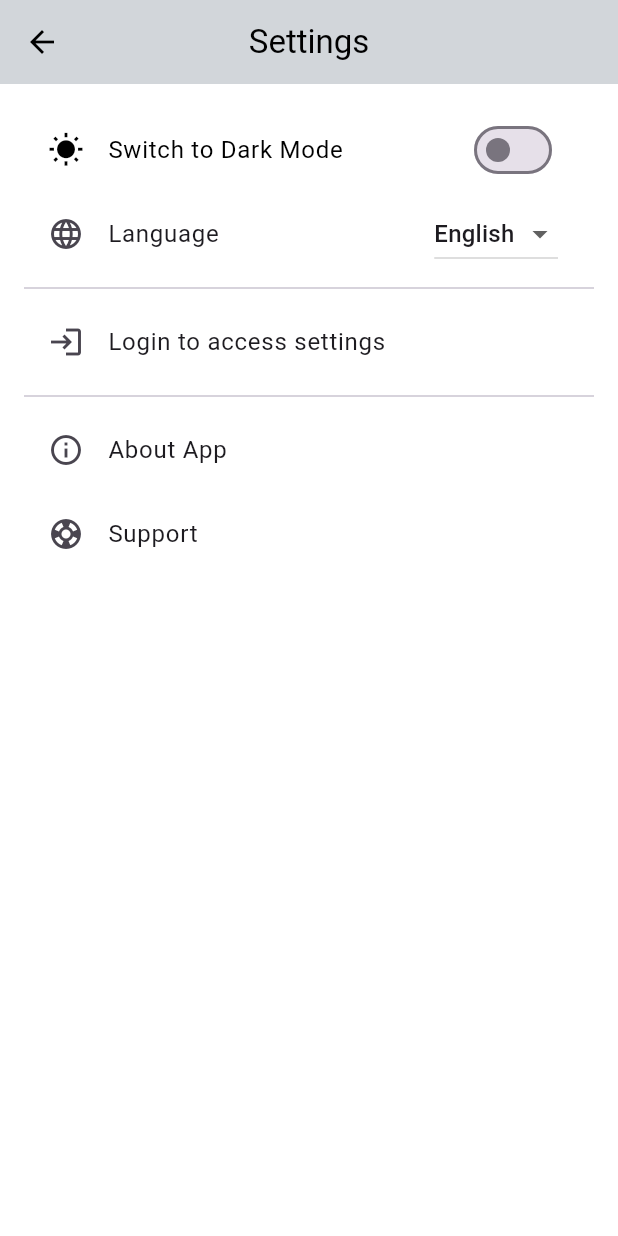
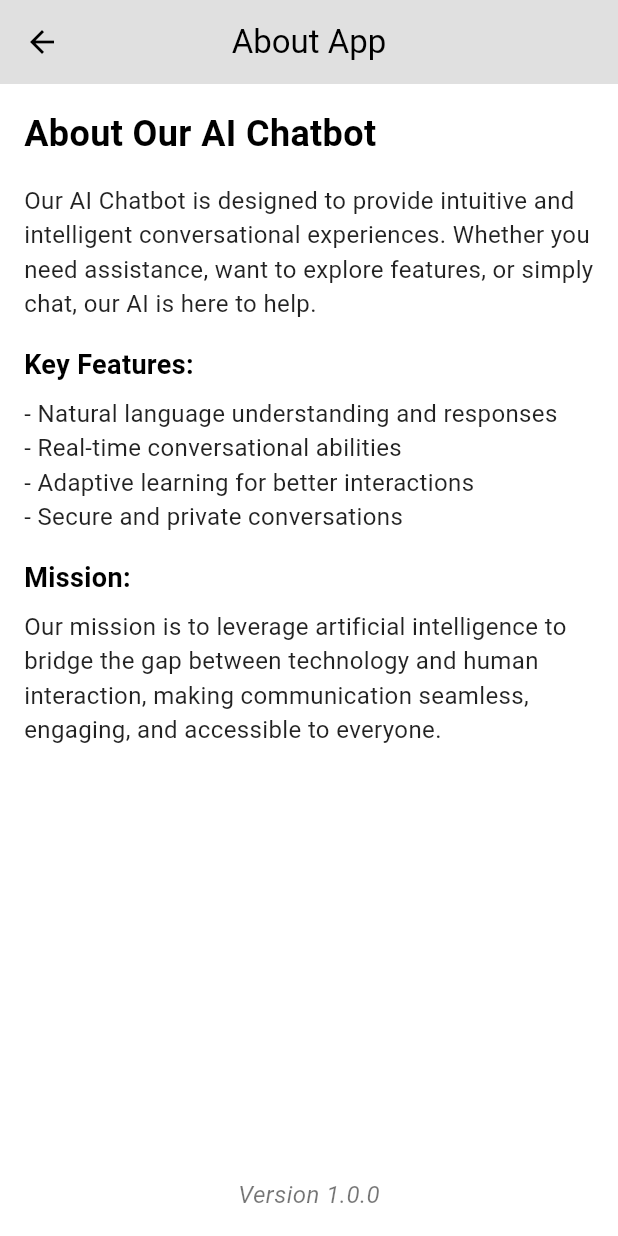
Before and after one commit to el-noir/chat-bot, a Flutter app: the SettingsPage screen opened by its route, after a tap on "About App", on a phone screen of 412 x 824 dp. Run offline on Flutter 3.47's test engine with Material 3 defaults, Android fonts, the phone set to English and light mode, and no system bars; our stand-ins replace firebase_core, shared_preferences; accounts and stored records are empty.

Commit message:
about page added

```diff
--- /dev/null
+++ b/lib/pages/about_page.dart
@@ -0,0 +1,95 @@
+import 'package:flutter/material.dart';
+
+class AboutPage extends StatelessWidget {
+  final bool isDarkMode; // Current theme status
+
+  const AboutPage({Key? key, required this.isDarkMode}) : super(key: key);
+
+  @override
+  Widget build(BuildContext context) {
+    return Scaffold(
+      appBar: AppBar(
+        title: const Text('About App'),
+        centerTitle: true,
+        backgroundColor: isDarkMode
+            ? Colors.grey[850] // Dark gray for dark theme
+            : Colors.grey[300], // Light gray for light theme
+        foregroundColor: isDarkMode ? Colors.white : Colors.black,
+      ),
+      body: Container(
+        color: isDarkMode ? Colors.black : Colors.white, // Dynamic background
+        padding: const EdgeInsets.all(16.0),
+        child: Column(
+          crossAxisAlignment: CrossAxisAlignment.start,
+          children: [
+            Text(
+              'About Our AI Chatbot',
+              style: TextStyle(
+                fontSize: 24.0,
+                fontWeight: FontWeight.bold,
+                color: isDarkMode ? Colors.white : Colors.black,
+              ),
+            ),
+            const SizedBox(height: 16.0),
+            Text(
+              'Our AI Chatbot is designed to provide intuitive and intelligent conversational experiences. '
+              'Whether you need assistance, want to explore features, or simply chat, our AI is here to help.',
+              style: TextStyle(
+                fontSize: 16.0,
+                color: isDarkMode ? Colors.white70 : Colors.black87,
+              ),
+            ),
+            const SizedBox(height: 16.0),
+            Text(
+              'Key Features:',
+              style: TextStyle(
+                fontSize: 18.0,
+                fontWeight: FontWeight.bold,
+                color: isDarkMode ? Colors.white : Colors.black,
+              ),
+            ),
+            const SizedBox(height: 8.0),
+            Text(
+              '- Natural language understanding and responses\n'
+              '- Real-time conversational abilities\n'
+              '- Adaptive learning for better interactions\n'
+              '- Secure and private conversations',
+              style: TextStyle(
+                fontSize: 16.0,
+                color: isDarkMode ? Colors.white70 : Colors.black87,
+              ),
+            ),
+            const SizedBox(height: 16.0),
+            Text(
+              'Mission:',
+              style: TextStyle(
+                fontSize: 18.0,
+                fontWeight: FontWeight.bold,
+                color: isDarkMode ? Colors.white : Colors.black,
+              ),
+            ),
+            const SizedBox(height: 8.0),
+            Text(
+              'Our mission is to leverage artificial intelligence to bridge the gap between technology and human interaction, making communication seamless, engaging, and accessible to everyone.',
+              style: TextStyle(
+                fontSize: 16.0,
+                color: isDarkMode ? Colors.white70 : Colors.black87,
+              ),
+            ),
+            const Spacer(),
+            Center(
+              child: Text(
+                'Version 1.0.0',
+                style: TextStyle(
+                  fontSize: 16.0,
+                  fontStyle: FontStyle.italic,
+                  color: isDarkMode ? Colors.grey : Colors.black54,
+                ),
+              ),
+            ),
+          ],
+        ),
+      ),
+    );
+  }
+}
--- a/lib/pages/settings.dart
+++ b/lib/pages/settings.dart
@@ -1,5 +1,7 @@
 import 'package:flutter/material.dart';
 import 'login.dart'; // Assuming this is the login page
+import 'about_page.dart';
+
 
 class SettingsPage extends StatefulWidget {
   final Function(bool) onThemeChanged; // Callback to update theme
@@ -71,7 +73,7 @@ class _SettingsPageState extends State<SettingsPage> {
             title: const Text('Language'),
             trailing: DropdownButton<String>(
               value: _selectedLanguage,
-              items: ['English', 'Spanish', 'French', 'German']
+              items: ['English',]
                   .map((lang) =>
                       DropdownMenuItem<String>(value: lang, child: Text(lang)))
                   .toList(),
@@ -133,9 +135,16 @@ class _SettingsPageState extends State<SettingsPage> {
             leading: const Icon(Icons.info_outline),
             title: const Text('About App'),
             onTap: () {
-              // Navigate to About Page (Implement separately)
+              Navigator.push(
+                context,
+                MaterialPageRoute(
+                  builder: (context) => AboutPage(isDarkMode: _isDarkMode),
+                ),
+              );
             },
           ),
+
+
           ListTile(
             leading: const Icon(Icons.support),
             title: const Text('Support'),
```
